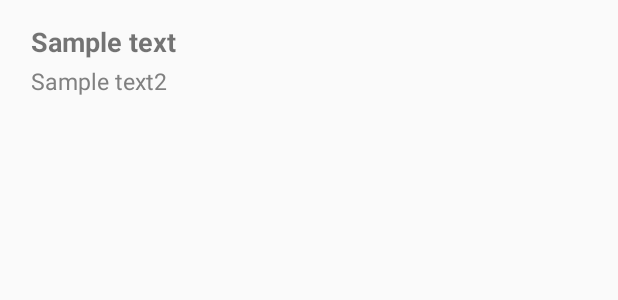
After one commit to gruppe43/groupe43_Dilemma, an Android app: the layout dilemmalist.xml on its own in the app's theme, with its tools: preview values and no code run, on a phone screen of 412 x 824 dp. The commit adds this screen. Shown: the top 300 px of the screen. Run offline under Robolectric (Android 15) with nearby library versions, the phone set to English and light mode, and no system bars.

Commit message:
Firebase and abit of design cleanup

```diff
--- a/app/build.gradle
+++ b/app/build.gradle
@@ -17,9 +17,15 @@ android {
             proguardFiles getDefaultProguardFile('proguard-android.txt'), 'proguard-rules.pro'
         }
     }
+    packagingOptions {
+        exclude 'META-INF/LICENSE'
+        exclude 'META-INF/LICENSE-FIREBASE.txt'
+        exclude 'META-INF/NOTICE'
+    }
 }
 
 dependencies {
     compile fileTree(dir: 'libs', include: ['*.jar'])
     compile 'com.android.support:appcompat-v7:23.0.1'
+    compile 'com.firebase:firebase-client-android:2.5.0'
 }
--- a/app/src/main/res/layout/activity_my.xml
+++ b/app/src/main/res/layout/activity_my.xml
@@ -82,6 +82,12 @@
             </LinearLayout>
         </LinearLayout>
 
+        <ListView
+            android:layout_width="match_parent"
+            android:layout_height="300dp"
+            android:id="@+id/listView"
+            android:layout_weight="0.40" />
+
 
     </LinearLayout>
 
--- /dev/null
+++ b/app/src/main/res/layout/dilemmalist.xml
@@ -0,0 +1,48 @@
+<?xml version="1.0" encoding="utf-8"?>
+<RelativeLayout xmlns:android="http://schemas.android.com/apk/res/android"
+    android:layout_width="fill_parent"
+    android:layout_height="80dp"
+    android:orientation="vertical"
+    android:padding="5dp" >
+
+    <LinearLayout
+        android:id="@+id/thumbnail"
+        android:layout_width="fill_parent"
+        android:layout_height="85dp"
+        android:layout_marginRight="50dp"
+        android:layout_marginTop="0dp"
+        android:gravity="center_vertical"
+        android:orientation="vertical"
+        android:padding="5dip"
+        android:visibility="visible" >
+
+        <TextView
+            android:id="@+id/txt_ttlsm_row"
+            android:layout_width="fill_parent"
+            android:layout_height="wrap_content"
+            android:paddingLeft="10dp"
+            android:text="Sample text"
+            android:textSize="18dp"
+            android:textStyle="bold" />
+
+        <TextView
+            android:id="@+id/txt_ttlcontact_row2"
+            android:layout_width="fill_parent"
+            android:layout_height="wrap_content"
+            android:layout_marginBottom="0dp"
+            android:layout_marginTop="3dp"
+            android:paddingLeft="10dp"
+            android:maxEms="20"
+            android:maxLines="2"
+            android:singleLine="false"
+            android:ellipsize="end"
+            android:text="Sample text2"
+            android:textColor="#808080"
+            android:textSize="15dp"
+            android:textStyle="normal"
+            android:visibility="visible" />
+
+
+    </LinearLayout>
+
+</RelativeLayout>
```
Also changed, not shown: app/src/main/AndroidManifest.xml (+7 -2 lines), app/src/main/java/com/gruppe17/dilema/Dilemma.java (added, +25 -0 lines), app/src/main/java/com/gruppe17/dilema/DilemmaActivity.java (+3 -4 lines), app/src/main/java/com/gruppe17/dilema/DilemmaApplication.java (added, +19 -0 lines), app/src/main/java/com/gruppe17/dilema/MyActivity.java (+103 -16 lines), app/src/main/java/com/gruppe17/dilema/Register.java (+27 -0 lines), app/src/main/java/com/gruppe17/dilema/newDilemaActivity.java (+54 -0 lines), 1 other file.
